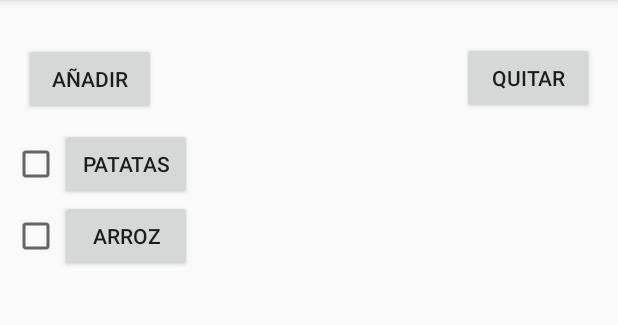
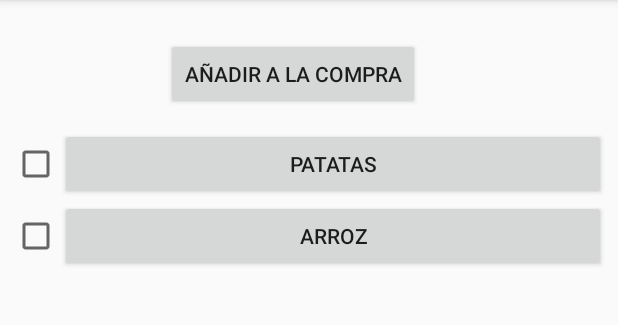
Before and after one commit to bovacu/Foodamental, an Android app: the Lista_activity screen opened directly, with no data from a screen before it, on a phone screen of 412 x 824 dp, the part 84-409 px from its top. Run offline under Robolectric (Android 15) with nearby library versions, the phone set to English and light mode, and no system bars.

Commit message:
Rama FRANCO

```diff
--- a/app/src/main/java/com/example/bovazque/registro_activity/Lista_activity.java
+++ b/app/src/main/java/com/example/bovazque/registro_activity/Lista_activity.java
@@ -4,6 +4,7 @@ import android.support.v7.app.AppCompatActivity;
 import android.os.Bundle;
 import android.view.View;
 import android.view.ViewGroup;
+import android.view.ViewGroup.LayoutParams;
 import android.widget.Button;
 import android.widget.LinearLayout;
 import android.widget.ScrollView;
@@ -41,17 +42,21 @@ public class Lista_activity extends AppCompatActivity implements AnadirAlimentoD
             for(Object key : this.lista.getElementos().keySet()){
                 LinearLayout myLinearLayout = new LinearLayout(this);
                 myLinearLayout.setOrientation(LinearLayout.HORIZONTAL);
-
                 String nombre = (String) key;
                 Button button = new Button(this);
+                LinearLayout.LayoutParams eqparams = new LinearLayout.LayoutParams(LayoutParams.MATCH_PARENT, LayoutParams.WRAP_CONTENT);
+                button.setLayoutParams(eqparams);
                 button.setOnLongClickListener(new View.OnLongClickListener() {
                     public boolean onLongClick(View v) {
+                        ViewGroup parentButton = (ViewGroup) v.getParent();
+                        ViewGroup parentLinearLayout = (ViewGroup) parentButton.getParent();
+                        Button b = (Button) v;
+                        lista.eliminarElemento(b.getText().toString());
+                        parentLinearLayout.removeView(parentButton);
 
-                        ViewGroup parentView = (ViewGroup) v.getParent();
-                        Button b = (Button) v;
-                        parentView.removeView(v);
-                        System.out.println(b.getText().toString());
-                        lista.eliminarElemento(b.getText().toString());
+                        //parentView.removeView(v);
+                        //System.out.println(b.getText().toString());
+
                         return true;
                     }
                 });
--- a/app/src/main/res/layout/activity_lista_activity.xml
+++ b/app/src/main/res/layout/activity_lista_activity.xml
@@ -16,13 +16,13 @@
         android:layout_marginEnd="8dp"
         android:layout_marginRight="8dp"
         android:layout_marginBottom="8dp"
-        android:text="@string/anadir"
+        android:text="@string/anadirCompra"
         app:layout_constraintBottom_toBottomOf="parent"
         app:layout_constraintEnd_toEndOf="parent"
-        app:layout_constraintHorizontal_bias="0.0"
+        app:layout_constraintHorizontal_bias="0.434"
         app:layout_constraintStart_toStartOf="parent"
         app:layout_constraintTop_toTopOf="parent"
-        app:layout_constraintVertical_bias="0.029" />
+        app:layout_constraintVertical_bias="0.025" />
 
     <ScrollView
         android:id="@+id/panel_alimentos"
@@ -52,22 +52,4 @@
         </LinearLayout>
     </ScrollView>
 
-    <Button
-        android:id="@+id/quitar_button"
-        android:layout_width="wrap_content"
-        android:layout_height="wrap_content"
-        android:layout_marginStart="8dp"
-        android:layout_marginLeft="8dp"
-        android:layout_marginTop="8dp"
-        android:layout_marginEnd="8dp"
-        android:layout_marginRight="8dp"
-        android:layout_marginBottom="8dp"
-        android:text="@string/quitar"
-        app:layout_constraintBottom_toBottomOf="parent"
-        app:layout_constraintEnd_toEndOf="parent"
-        app:layout_constraintHorizontal_bias="0.973"
-        app:layout_constraintStart_toStartOf="parent"
-        app:layout_constraintTop_toTopOf="parent"
-        app:layout_constraintVertical_bias="0.028" />
-
 </android.support.constraint.ConstraintLayout>
--- a/app/src/main/res/values/strings.xml
+++ b/app/src/main/res/values/strings.xml
@@ -33,4 +33,5 @@
     <string name="foto">Foto</string>
     <string name="quitar">QUITAR</string>
     <string name="anadir">Añadir</string>
+    <string name="anadirCompra">Añadir a la compra</string>
 </resources>
```
